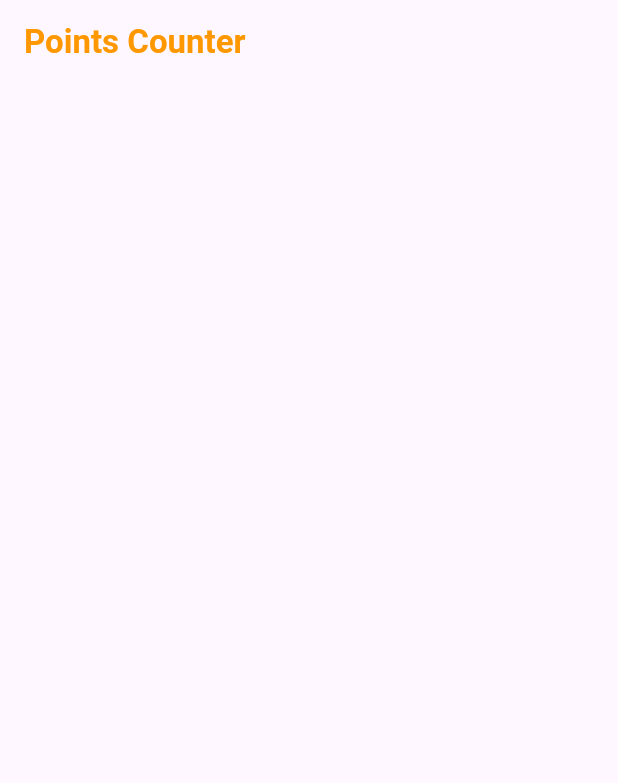
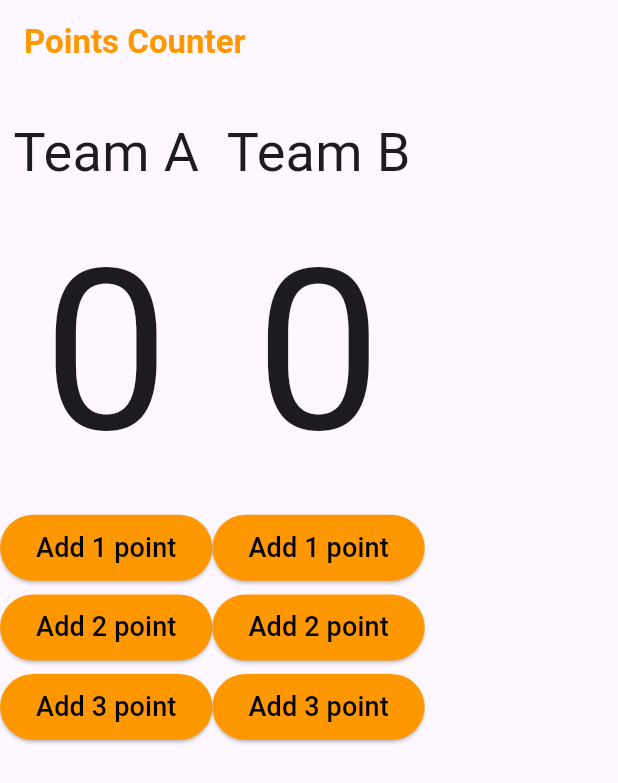
Before and after one commit to amirrrra/Counter-App, a Flutter app: the screen it shows after launch, on a phone screen of 412 x 824 dp. Shown: the top 783 px of the screen. Run offline on Flutter 3.47's test engine with Material 3 defaults, Android fonts, the phone set to English and light mode, and no system bars.

Commit message:
build body

```diff
--- a/lib/views/home_view.dart
+++ b/lib/views/home_view.dart
@@ -1,4 +1,5 @@
 import 'package:basketball_counter_app/widgets/app_bar_widget.dart';
+import 'package:basketball_counter_app/widgets/body_widget.dart';
 import 'package:flutter/material.dart';
 
 class HomeView extends StatelessWidget {
@@ -8,6 +9,21 @@ class HomeView extends StatelessWidget {
   Widget build(BuildContext context) {
     return const Scaffold(
       appBar: AppBarWidget(),
+      body: Column(
+        children: [
+          Row(
+            children: [
+              BodyWidget(
+                teamName: 'Team A',
+              ),
+              BodyWidget(
+                teamName: 'Team B',
+              ),
+            ],
+          ),
+
+        ],
+      ),
     );
   }
 }
--- /dev/null
+++ b/lib/widgets/body_widget.dart
@@ -0,0 +1,77 @@
+import 'package:basketball_counter_app/widgets/add_button_widget.dart';
+import 'package:flutter/material.dart';
+
+class BodyWidget extends StatefulWidget {
+  final String teamName;
+
+  const BodyWidget({
+    super.key,
+    required this.teamName,
+  });
+
+  @override
+  State<BodyWidget> createState() => _BodyWidgetState();
+}
+
+class _BodyWidgetState extends State<BodyWidget> {
+  int teamPoints = 0;
+
+  @override
+  Widget build(BuildContext context) {
+    return SizedBox(
+      height: 500,
+      child: Column(
+        children: [
+          const Spacer(
+            flex: 4,
+          ),
+          Text(
+            widget.teamName,
+            style: const TextStyle(
+              fontSize: 36,
+            ),
+          ),
+          Text(
+            '$teamPoints',
+            style: const TextStyle(
+              fontSize: 150,
+            ),
+          ),
+          AddButtonWidget(
+            text: 'Add 1 point',
+            onPressed: () {
+              setState(
+                () => teamPoints++,
+              );
+            },
+          ),
+          const Spacer(
+            flex: 1,
+          ),
+          AddButtonWidget(
+            text: 'Add 2 point',
+            onPressed: () {
+              setState(
+                () => teamPoints++,
+              );
+            },
+          ),
+          const Spacer(
+            flex: 1,
+          ),
+          AddButtonWidget(
+            text: 'Add 3 point',
+            onPressed: () {
+              setState(
+                () => teamPoints+=3,
+              );
+            },
+          ),
+          const Spacer(
+            flex: 12,
+          ),
+        ],
+      ),
+    );
+  }
+}
```
